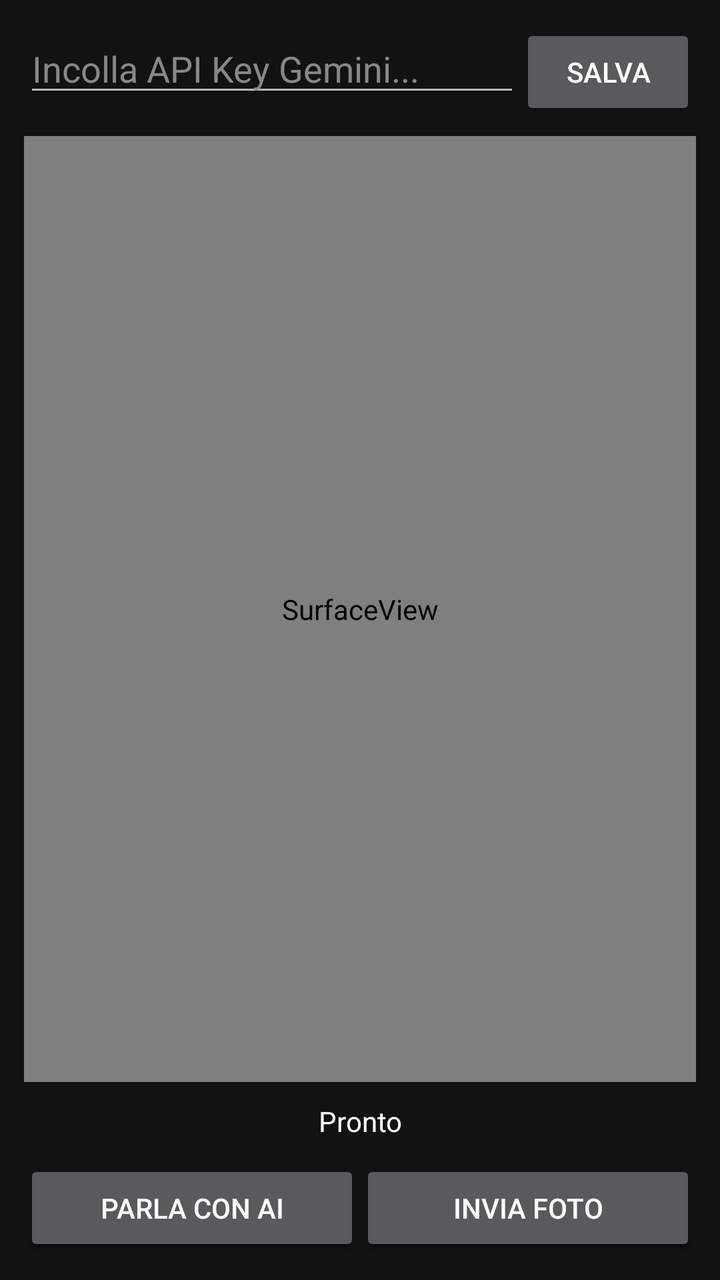
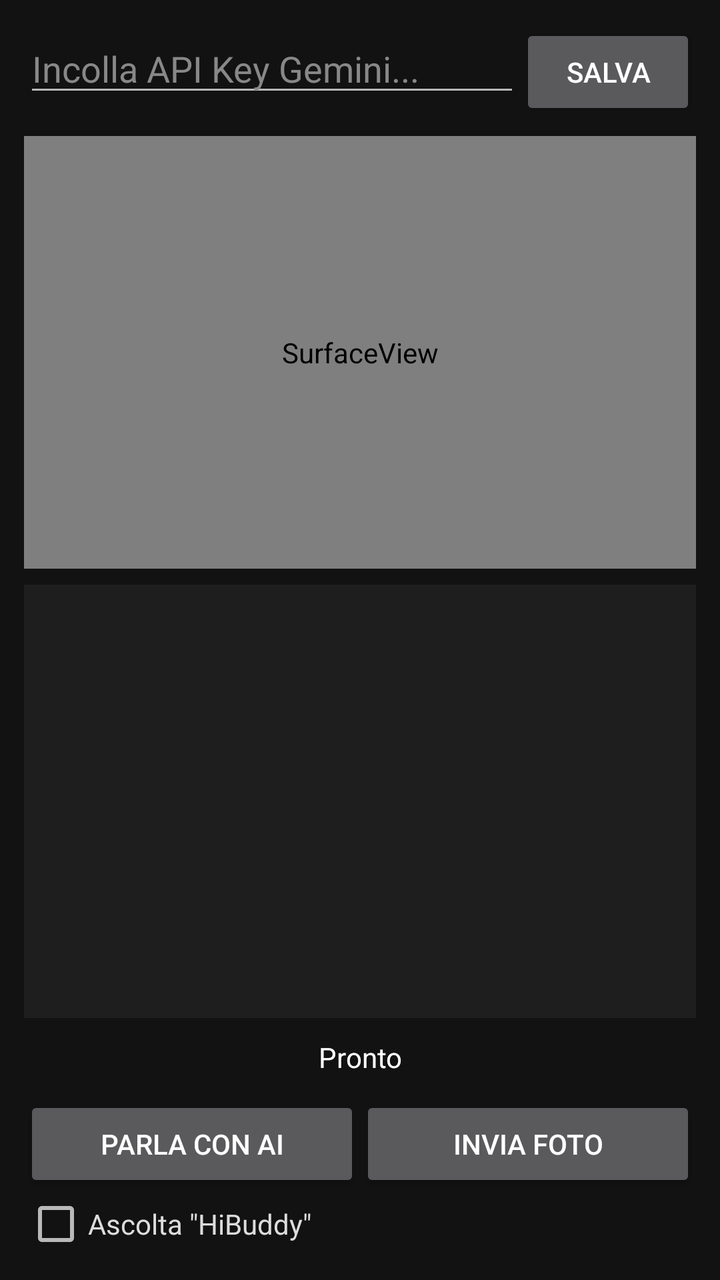

The first picture is an Android layout as it rendered before a commit; the second is the same layout after the commit. The layout source and the unified diff follow.
<!-- AndroidManifest.xml: application theme Theme.AppCompat.NoActionBar -->
<!-- res/layout/activity_main.xml -->
<?xml version="1.0" encoding="utf-8"?>
<LinearLayout xmlns:android="http://schemas.android.com/apk/res/android"
    android:layout_width="match_parent"
    android:layout_height="match_parent"
    android:orientation="vertical"
    android:padding="12dp"
    android:background="#121212">

    <LinearLayout
        android:layout_width="match_parent"
        android:layout_height="wrap_content"
        android:orientation="horizontal"
        android:paddingBottom="8dp">

        <EditText
            android:id="@+id/etApiKey"
            android:layout_width="0dp"
            android:layout_height="wrap_content"
            android:layout_weight="1"
            android:hint="Incolla API Key Gemini..."
            android:textColor="#FFFFFF"
            android:textColorHint="#888888"
            android:inputType="textPassword"
            android:singleLine="true" />

        <Button
            android:id="@+id/btnSaveKey"
            android:layout_width="wrap_content"
            android:layout_height="wrap_content"
            android:text="Salva" />
    </LinearLayout>

    <SurfaceView
        android:id="@+id/cameraPreview"
        android:layout_width="match_parent"
        android:layout_height="0dp"
        android:layout_weight="1" />

    <TextView
        android:id="@+id/statusText"
        android:layout_width="match_parent"
        android:layout_height="wrap_content"
        android:text="Pronto"
        android:textColor="#FFFFFF"
        android:padding="10dp"
        android:gravity="center" />

    <LinearLayout
        android:layout_width="match_parent"
        android:layout_height="wrap_content"
        android:orientation="horizontal">

        <Button
            android:id="@+id/btnConnect"
            android:layout_width="0dp"
            android:layout_height="wrap_content"
            android:layout_weight="1"
            android:text="Parla con AI" />

        <Button
            android:id="@+id/btnSendFrame"
            android:layout_width="0dp"
            android:layout_height="wrap_content"
            android:layout_weight="1"
            android:text="Invia Foto" />
    </LinearLayout>
</LinearLayout>
<!-- resources referenced by this layout -->
<resources>

</resources>

<!-- the commit's change to res/layout/activity_main.xml (unified diff, before → after) -->
@@ -36,6 +36,24 @@
         android:layout_height="0dp"
         android:layout_weight="1" />
 
+    <ScrollView
+        android:id="@+id/transcriptScroll"
+        android:layout_width="match_parent"
+        android:layout_height="0dp"
+        android:layout_weight="1"
+        android:layout_marginTop="8dp"
+        android:background="#1E1E1E">
+
+        <TextView
+            android:id="@+id/tvTranscript"
+            android:layout_width="match_parent"
+            android:layout_height="wrap_content"
+            android:padding="8dp"
+            android:textColor="#DDDDDD"
+            android:textSize="14sp"
+            android:text="" />
+    </ScrollView>
+
     <TextView
         android:id="@+id/statusText"
         android:layout_width="match_parent"
@@ -64,4 +82,26 @@
             android:layout_weight="1"
             android:text="Invia Foto" />
     </LinearLayout>
+
+    <LinearLayout
+        android:layout_width="match_parent"
+        android:layout_height="wrap_content"
+        android:orientation="horizontal"
+        android:gravity="center_vertical">
+
+        <CheckBox
+            android:id="@+id/cbWake"
+            android:layout_width="0dp"
+            android:layout_height="wrap_content"
+            android:layout_weight="1"
+            android:text="Ascolta &quot;HiBuddy&quot;"
+            android:textColor="#DDDDDD" />
+
+        <Button
+            android:id="@+id/btnUpdate"
+            android:layout_width="wrap_content"
+            android:layout_height="wrap_content"
+            android:text="Aggiorna"
+            android:visibility="gone" />
+    </LinearLayout>
 </LinearLayout>
